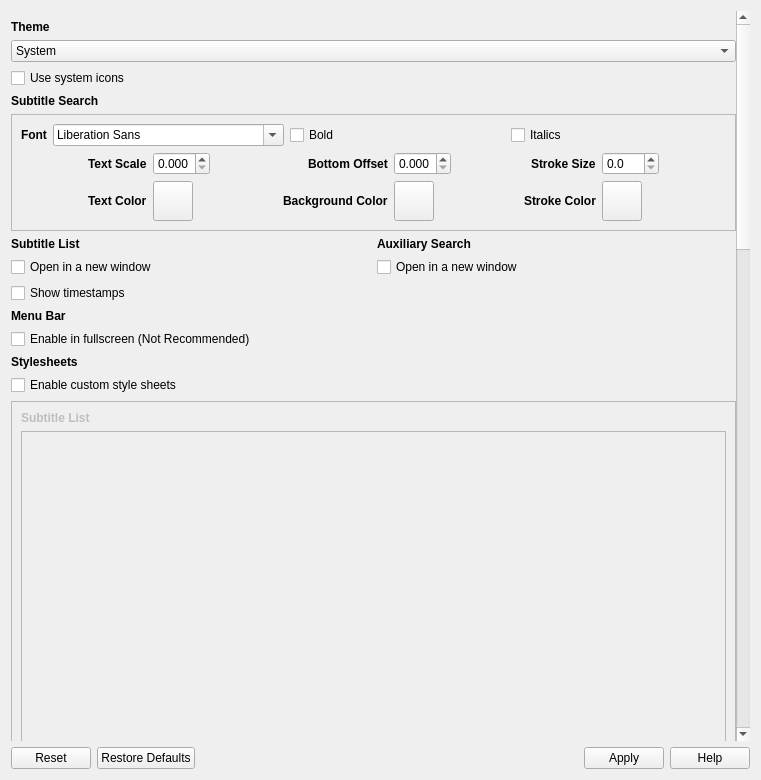
Qt form src/gui/widgets/settings/interfacesettings.ui (ripose-jp/Memento) before a commit.
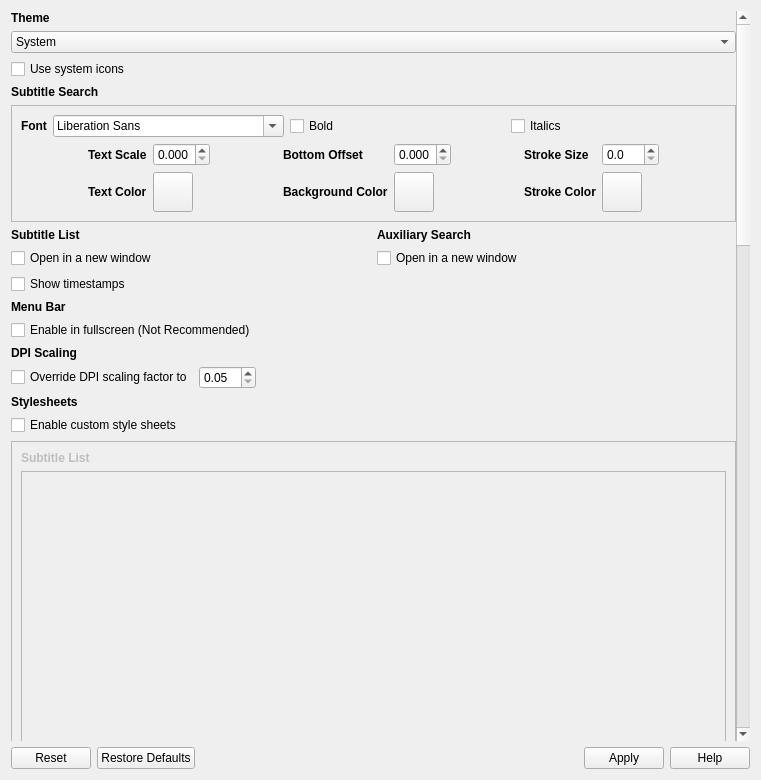
The same form after that commit.

Commit message:
src/gui/widgets/mpv/mpvwidget: implement dpi scale override
Implement DPI scaling override on Linux. This is useful for people using
fractional DPI scaling on Wayland since Wayland stores DPI scale factor
as an integer. This causes devicePixelRatio() to return the wrong value
on Wayland.

Closes #221

```diff
--- a/src/gui/widgets/settings/interfacesettings.ui
+++ b/src/gui/widgets/settings/interfacesettings.ui
@@ -27,14 +27,17 @@
        <rect>
         <x>0</x>
         <y>0</y>
-        <width>728</width>
-        <height>2412</height>
+        <width>729</width>
+        <height>2402</height>
        </rect>
       </property>
       <layout class="QVBoxLayout" name="verticalLayout_2">
        <property name="leftMargin">
         <number>0</number>
        </property>
+       <property name="topMargin">
+        <number>0</number>
+       </property>
        <property name="rightMargin">
         <number>0</number>
        </property>
@@ -45,7 +48,6 @@
         <widget class="QLabel" name="labelTheme">
          <property name="font">
           <font>
-           <weight>75</weight>
            <bold>true</bold>
           </font>
          </property>
@@ -87,7 +89,6 @@
         <widget class="QLabel" name="labelSubSearch">
          <property name="font">
           <font>
-           <weight>75</weight>
            <bold>true</bold>
           </font>
          </property>
@@ -120,7 +121,6 @@
               </property>
               <property name="font">
                <font>
-                <weight>75</weight>
                 <bold>true</bold>
                </font>
               </property>
@@ -167,11 +167,10 @@
               </property>
              </widget>
             </item>
-            <item row="1" column="7" alignment="Qt::AlignRight">
+            <item row="1" column="7" alignment="">
              <widget class="QLabel" name="labelSubStrokeColor">
               <property name="font">
                <font>
-                <weight>75</weight>
                 <bold>true</bold>
                </font>
               </property>
@@ -197,11 +196,10 @@
               </property>
              </widget>
             </item>
-            <item row="0" column="7" alignment="Qt::AlignRight">
+            <item row="0" column="7" alignment="">
              <widget class="QLabel" name="labelSubStrokeSize">
               <property name="font">
                <font>
-                <weight>75</weight>
                 <bold>true</bold>
                </font>
               </property>
@@ -210,11 +208,10 @@
               </property>
              </widget>
             </item>
-            <item row="0" column="1" alignment="Qt::AlignRight">
+            <item row="0" column="1" alignment="">
              <widget class="QLabel" name="labelSubScale">
               <property name="font">
                <font>
-                <weight>75</weight>
                 <bold>true</bold>
                </font>
               </property>
@@ -223,11 +220,10 @@
               </property>
              </widget>
             </item>
-            <item row="0" column="4" alignment="Qt::AlignRight">
+            <item row="0" column="4" alignment="">
              <widget class="QLabel" name="labelSubOffset">
               <property name="font">
                <font>
-                <weight>75</weight>
                 <bold>true</bold>
                </font>
               </property>
@@ -249,11 +245,10 @@
               </property>
              </spacer>
             </item>
-            <item row="1" column="4" alignment="Qt::AlignRight">
+            <item row="1" column="4" alignment="">
              <widget class="QLabel" name="labelSubBackground">
               <property name="font">
                <font>
-                <weight>75</weight>
                 <bold>true</bold>
                </font>
               </property>
@@ -275,11 +270,10 @@
               </property>
              </spacer>
             </item>
-            <item row="1" column="1" alignment="Qt::AlignRight">
+            <item row="1" column="1" alignment="">
              <widget class="QLabel" name="labelSubColor">
               <property name="font">
                <font>
-                <weight>75</weight>
                 <bold>true</bold>
                </font>
               </property>
@@ -380,7 +374,6 @@
           <widget class="QLabel" name="labelAuxSearch">
            <property name="font">
             <font>
-             <weight>75</weight>
              <bold>true</bold>
             </font>
            </property>
@@ -393,7 +386,6 @@
           <widget class="QLabel" name="labelSubList_2">
            <property name="font">
             <font>
-             <weight>75</weight>
              <bold>true</bold>
             </font>
            </property>
@@ -435,7 +427,6 @@
         <widget class="QLabel" name="labelMenuBar">
          <property name="font">
           <font>
-           <weight>75</weight>
            <bold>true</bold>
           </font>
          </property>
@@ -458,11 +449,80 @@
          </property>
         </widget>
        </item>
+       <item>
+        <widget class="QWidget" name="widgetDpiScaling" native="true">
+         <layout class="QVBoxLayout" name="verticalLayout_4">
+          <property name="leftMargin">
+           <number>0</number>
+          </property>
+          <property name="topMargin">
+           <number>0</number>
+          </property>
+          <property name="rightMargin">
+           <number>0</number>
+          </property>
+          <property name="bottomMargin">
+           <number>0</number>
+          </property>
+          <item>
+           <widget class="QLabel" name="labelDpiScaling">
+            <property name="font">
+             <font>
+              <bold>true</bold>
+             </font>
+            </property>
+            <property name="text">
+             <string>DPI Scaling</string>
+            </property>
+           </widget>
+          </item>
+          <item>
+           <layout class="QHBoxLayout" name="layoutDpiScaleOverride">
+            <item alignment="">
+             <widget class="QCheckBox" name="checkDpiScaleOverride">
+              <property name="toolTip">
+               <string>When using fractional DPI scaling on Wayland, set this value to your DPI scale</string>
+              </property>
+              <property name="text">
+               <string>Override DPI scaling factor to</string>
+              </property>
+             </widget>
+            </item>
+            <item alignment="">
+             <widget class="QDoubleSpinBox" name="spinDpiScaleFactor">
+              <property name="minimum">
+               <double>0.050000000000000</double>
+              </property>
+              <property name="maximum">
+               <double>99.950000000000003</double>
+              </property>
+              <property name="singleStep">
+               <double>0.050000000000000</double>
+              </property>
+             </widget>
+            </item>
+            <item>
+             <spacer name="horizontalSpacer_5">
+              <property name="orientation">
+               <enum>Qt::Orientation::Horizontal</enum>
+              </property>
+              <property name="sizeHint" stdset="0">
+               <size>
+                <width>40</width>
+                <height>20</height>
+               </size>
+              </property>
+             </spacer>
+            </item>
+           </layout>
+          </item>
+         </layout>
+        </widget>
+       </item>
        <item>
         <widget class="QLabel" name="labelStylesheets">
          <property name="font">
           <font>
-           <weight>75</weight>
            <bold>true</bold>
           </font>
          </property>
@@ -498,7 +558,6 @@
            <widget class="QLabel" name="labelSubList">
             <property name="font">
              <font>
-              <weight>75</weight>
               <bold>true</bold>
              </font>
             </property>
```
Left out of the diff: 24 changed lines with no effect on the pictures. The commit also changes 4 other files.
